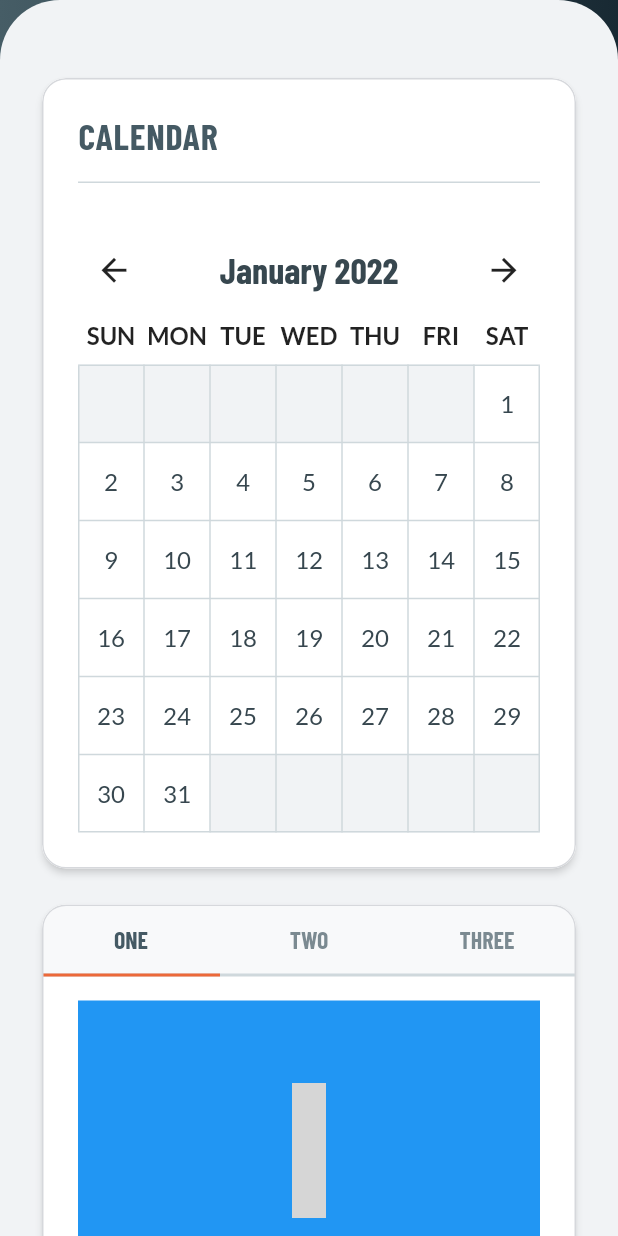
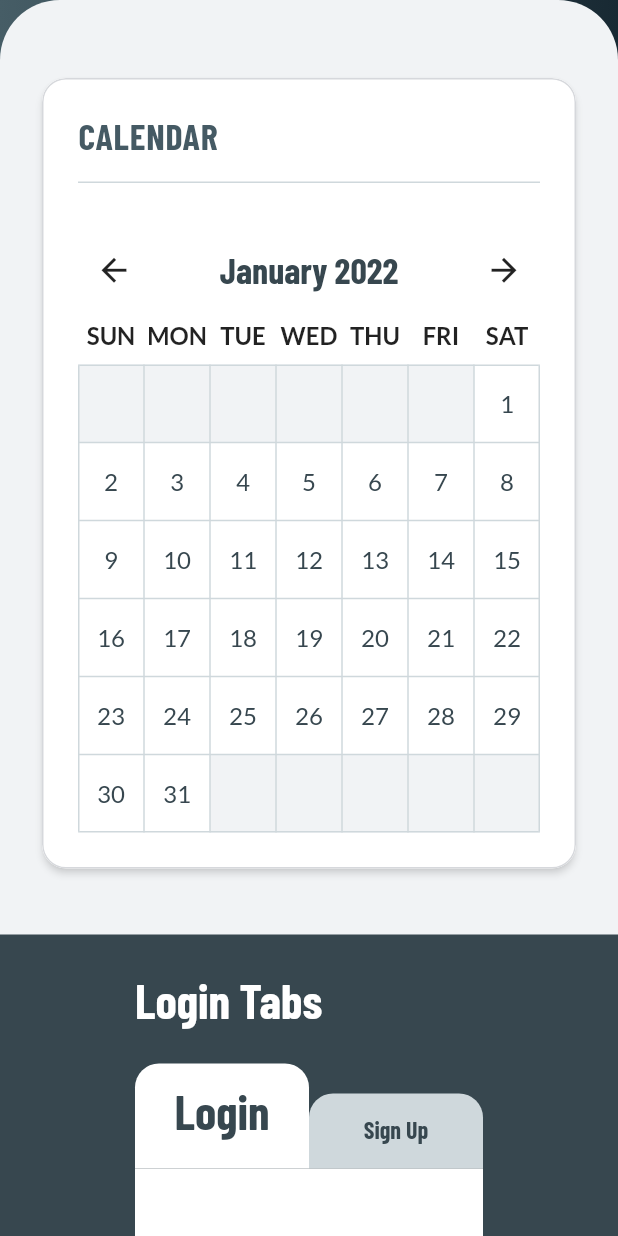
Before and after one commit to jamilwaqar/louzero, a Flutter app: the Demo screen opened directly, scrolled down 150 dp, on a phone screen of 412 x 824 dp. Run offline on Flutter 3.47's test engine with Material 2 defaults, Android fonts, the phone set to English and light mode, and no system bars; drawn by our look-alikes of table_calendar; our stand-ins replace another_flushbar, cached_network_image, country_picker, dio, dropdown_search, firebase_core and 10 more; missing offline and left inert: backendless_sdk, flag, flutter_verification_code, image_pickers, simple_rich_text; accounts and stored records are empty; statements that could not run were skipped; grey boxes are pictures that could not be loaded.

Commit message:
update demo page

```diff
--- a/lib/ui/page/demo/demo.dart
+++ b/lib/ui/page/demo/demo.dart
@@ -1,3 +1,5 @@
+// ignore_for_file: avoid_print
+
 import 'package:flutter/material.dart';
 import 'package:louzero/common/app_simple_dropdown.dart';
 import 'package:louzero/common/common.dart';
@@ -12,7 +14,7 @@ import 'package:material_design_icons_flutter/material_design_icons_flutter.dart
 import 'package:get/get.dart';
 
 class Demo extends StatelessWidget {
-  Demo({Key? key}) : super(key: key);
+  const Demo({Key? key}) : super(key: key);
 
   @override
   Widget build(BuildContext context) {
@@ -25,6 +27,7 @@ class Demo extends StatelessWidget {
               height: 48,
             ),
             _calendar(),
+            _basicTabs(),
             _tabsExample(),
             _segmentControls(),
             _timePicker(context),
@@ -40,6 +43,54 @@ class Demo extends StatelessWidget {
             ),
           ],
         ),
+      ),
+    );
+  }
+
+  Widget _basicTabs() {
+    return Container(
+        color: AppColors.secondary_20,
+        margin: const EdgeInsets.only(top: 24, bottom: 24),
+        padding:
+            const EdgeInsets.only(top: 24, bottom: 64, left: 90, right: 90),
+        child: Column(
+          crossAxisAlignment: CrossAxisAlignment.start,
+          children: [
+            Text('Login Tabs',
+                style: AppStyles.headerRegular
+                    .copyWith(color: AppColors.white, fontSize: 32)),
+            const SizedBox(height: 24),
+            AppTabsBasic(
+              tabs: const ['Login', 'Sign Up'],
+              children: [
+                _dummyForm(label: 'Login'),
+                _dummyForm(label: 'Sign Up'),
+              ],
+            ),
+          ],
+        ));
+  }
+
+  Widget _dummyForm({label = "Login"}) {
+    return Padding(
+      padding: const EdgeInsets.only(top: 64, left: 64, right: 64),
+      child: Column(
+        children: [
+          const AppTextField(
+            label: 'Email',
+          ),
+          const AppTextField(
+            label: 'Password',
+          ),
+          const SizedBox(height: 16),
+          FlexRow(
+            flex: const [2, 2],
+            children: [
+              Buttons.primary(label, expanded: true),
+              const SizedBox(),
+            ],
+          )
+        ],
       ),
     );
   }
```
